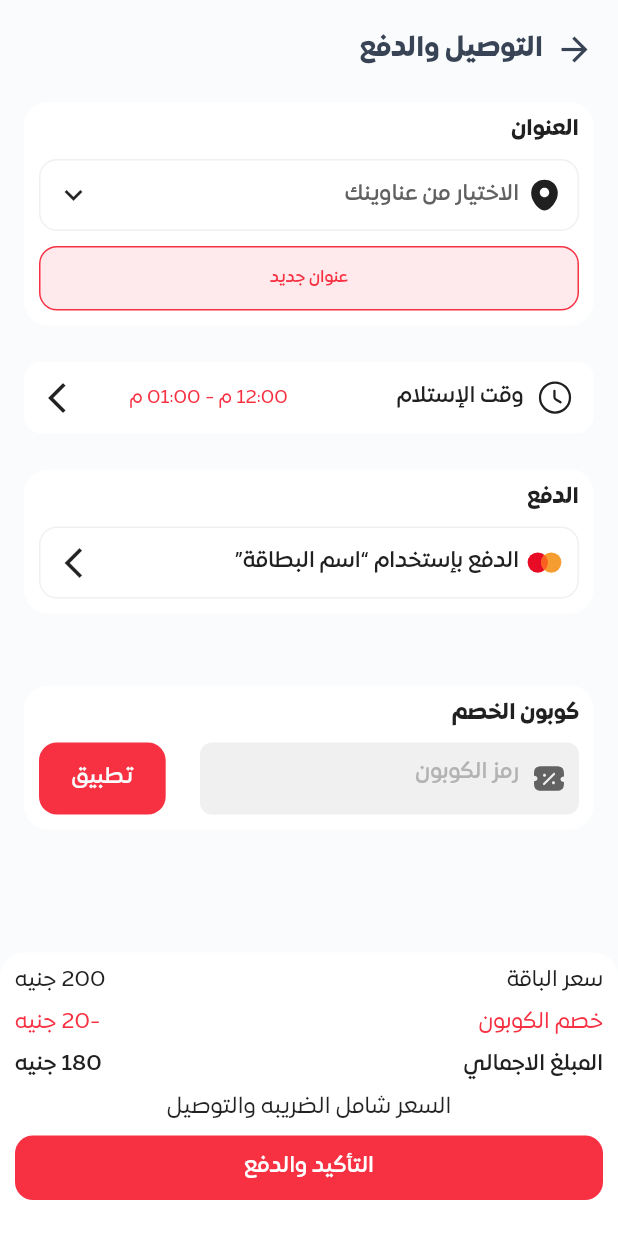
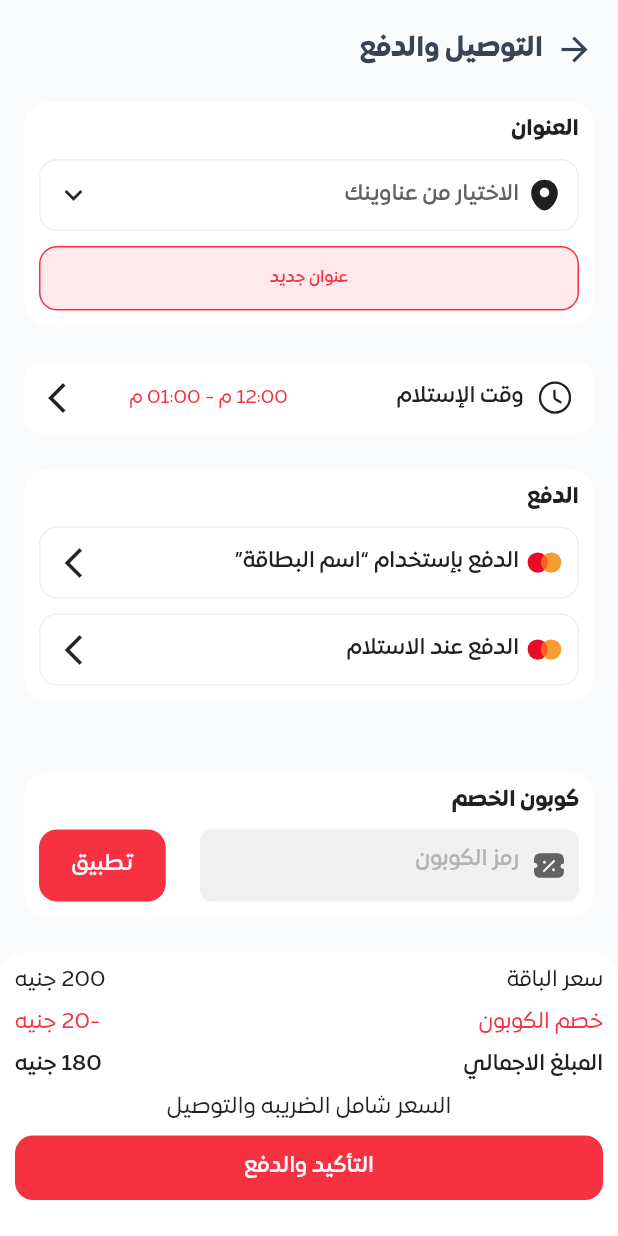
Before and after one commit to KHgamal/mealy, a Flutter app: the DeliveryAndPaymentView screen opened by its route, on a phone screen of 412 x 824 dp. Run offline on Flutter 3.47's test engine with Material 3 defaults, Android fonts, the phone set to English and light mode, and no system bars; our stand-ins replace auto_size_text, cached_network_image, device_preview, easy_date_timeline, equatable, firebase_auth and 11 more; missing offline and left inert: flutter_facebook_auth, svg_flutter; accounts and stored records are empty.

Commit message:
edit payment container and add the levels view file

```diff
--- a/lib/core/common/widgets/custom_app_bar.dart
+++ b/lib/core/common/widgets/custom_app_bar.dart
@@ -3,9 +3,10 @@ import '../res/colors.dart';
 import '../res/styles.dart';
 
 class CommonCustomAppBar extends StatelessWidget {
-  const CommonCustomAppBar({super.key, required this.title});
+  const CommonCustomAppBar({super.key, required this.title, this.color});
 
   final String title;
+  final Color? color;
 
   @override
   Widget build(BuildContext context) {
@@ -15,7 +16,7 @@ class CommonCustomAppBar extends StatelessWidget {
           splashRadius: 0.0001,
           padding: EdgeInsets.zero,
           constraints: const BoxConstraints(minWidth: 22, maxWidth: 22),
-          onPressed: ()=> Navigator.pop(context),
+          onPressed: () => Navigator.pop(context),
           icon: Icon(
             Icons.arrow_back,
             color: AllColors.darkGray,
@@ -26,7 +27,7 @@ class CommonCustomAppBar extends StatelessWidget {
         Text(
           title,
           style: Styles.textStyleSemiBold20(context)
-              .copyWith(color: AllColors.darkGray),
+              .copyWith(color: color ?? AllColors.darkGray),
         ),
       ],
     );
--- a/lib/features/gamefication/presentation/widgets/counter_container.dart
+++ b/lib/features/gamefication/presentation/widgets/counter_container.dart
@@ -1,6 +1,5 @@
 import 'package:flutter/material.dart';
 import 'package:flutter_svg/flutter_svg.dart';
-import 'package:mealy/constant.dart';
 import 'package:mealy/core/common/res/colors.dart';
 import 'package:mealy/core/common/res/styles.dart';
 import 'package:mealy/generated/assets.dart';
--- a/lib/features/payment/presentation/widgets/payment_container.dart
+++ b/lib/features/payment/presentation/widgets/payment_container.dart
@@ -39,6 +39,15 @@ class PaymentContainer extends StatelessWidget {
               icon: Icons.arrow_forward_ios_outlined,
               textColor: AllColors.mainText,
             ),
+            const SizedBox(
+              height: 10,
+            ),
+            ContainerWithArrow(
+              image: Assets.imagesMastercardPayment,
+              title: S.of(context).Paiement_when_recieving,
+              icon: Icons.arrow_forward_ios_outlined,
+              textColor: AllColors.mainText,
+            ),
           ],
         ),
       ),
--- a/lib/main.dart
+++ b/lib/main.dart
@@ -22,7 +22,6 @@ import 'features/Subscriptions/presentation/views/my_subscriptions_view.dart';
 import 'features/completeData/presentation/views/complete_user_data_view.dart';
 import 'features/completeData/presentation/views/location_details_view.dart';
 import 'features/completeData/presentation/views/location_type_view.dart';
-import 'features/gamefication/presentation/views/balance_view.dart';
 import 'features/home/presentation/views/home_view.dart';
 import 'features/map/presentation/views/access_current_location_view.dart';
 import 'features/onBoarding/presentation/controller/auth cubit/account_auth_cubit.dart';
--- a/pubspec.yaml
+++ b/pubspec.yaml
@@ -28,6 +28,7 @@ environment:
 # the latest version available on pub.dev. To see which dependencies have newer
 # versions available, run `flutter pub outdated`.
 dependencies:
+  another_stepper: ^1.2.2
   auto_size_text: ^3.0.0
   cached_network_image: ^3.3.1
   cupertino_icons: ^1.0.2
```
Also changed, not shown: lib/features/gamefication/presentation/views/the_levels_view.dart (added, +16 -0 lines), lib/l10n/intl_ar.arb (+9 -1 lines), lib/l10n/intl_en.arb (+9 -1 lines), pubspec.lock.
